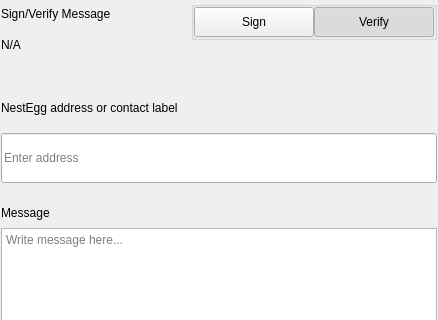
KingricharVD/NestEGG, file src/qt/pivx/settings/forms/settingssignmessagewidgets.ui: the form before one commit; both pictures show x 0 to 438 and y 0 to 320 of the 438 by 579 pixel window.
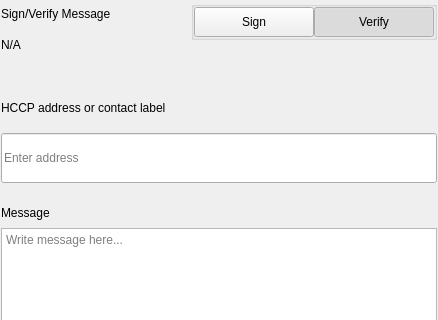
The form after the commit.

Diff of the .ui file:
```diff
--- a/src/qt/pivx/settings/forms/settingssignmessagewidgets.ui
+++ b/src/qt/pivx/settings/forms/settingssignmessagewidgets.ui
@@ -276,7 +276,7 @@
                </size>
               </property>
               <property name="text">
-               <string>NestEgg address or contact label</string>
+               <string>HCCP address or contact label</string>
               </property>
              </widget>
             </item>
```
